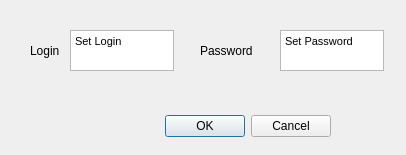
Before: the Qt Designer form caddaccount.ui in CoolSons/MasterPassword, drawn with Qt 5.
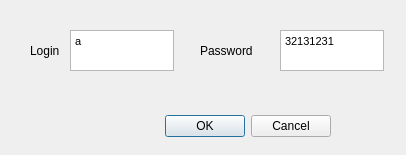
After: the same form once the commit is applied.

The edit to the form file:
```diff
--- a/caddaccount.ui
+++ b/caddaccount.ui
@@ -69,7 +69,7 @@
 &lt;html&gt;&lt;head&gt;&lt;meta name=&quot;qrichtext&quot; content=&quot;1&quot; /&gt;&lt;style type=&quot;text/css&quot;&gt;
 p, li { white-space: pre-wrap; }
 &lt;/style&gt;&lt;/head&gt;&lt;body style=&quot; font-family:'MS Shell Dlg 2'; font-size:8.25pt; font-weight:400; font-style:normal;&quot;&gt;
-&lt;p style=&quot; margin-top:0px; margin-bottom:0px; margin-left:0px; margin-right:0px; -qt-block-indent:0; text-indent:0px;&quot;&gt;Set Login&lt;/p&gt;&lt;/body&gt;&lt;/html&gt;</string>
+&lt;p style=&quot; margin-top:0px; margin-bottom:0px; margin-left:0px; margin-right:0px; -qt-block-indent:0; text-indent:0px;&quot;&gt;a&lt;/p&gt;&lt;/body&gt;&lt;/html&gt;</string>
    </property>
   </widget>
   <widget class="QTextEdit" name="textEdit_2">
@@ -86,8 +86,7 @@
 &lt;html&gt;&lt;head&gt;&lt;meta name=&quot;qrichtext&quot; content=&quot;1&quot; /&gt;&lt;style type=&quot;text/css&quot;&gt;
 p, li { white-space: pre-wrap; }
 &lt;/style&gt;&lt;/head&gt;&lt;body style=&quot; font-family:'MS Shell Dlg 2'; font-size:8.25pt; font-weight:400; font-style:normal;&quot;&gt;
-&lt;p style=&quot; margin-top:0px; margin-bottom:0px; margin-left:0px; margin-right:0px; -qt-block-indent:0; text-indent:0px;&quot;&gt;Set Password&lt;/p&gt;
-&lt;p style=&quot;-qt-paragraph-type:empty; margin-top:0px; margin-bottom:0px; margin-left:0px; margin-right:0px; -qt-block-indent:0; text-indent:0px;&quot;&gt;&lt;br /&gt;&lt;/p&gt;&lt;/body&gt;&lt;/html&gt;</string>
+&lt;p style=&quot; margin-top:0px; margin-bottom:0px; margin-left:0px; margin-right:0px; -qt-block-indent:0; text-indent:0px;&quot;&gt;32131231&lt;/p&gt;&lt;/body&gt;&lt;/html&gt;</string>
    </property>
   </widget>
  </widget>
```
